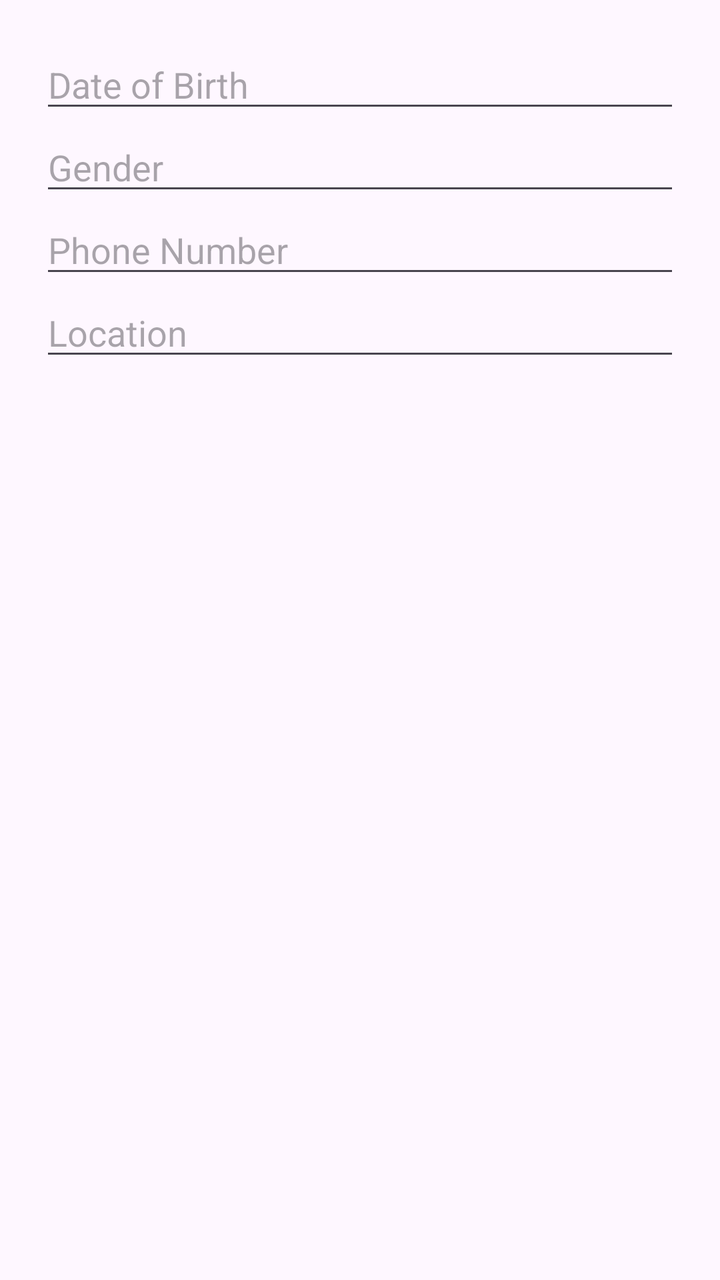
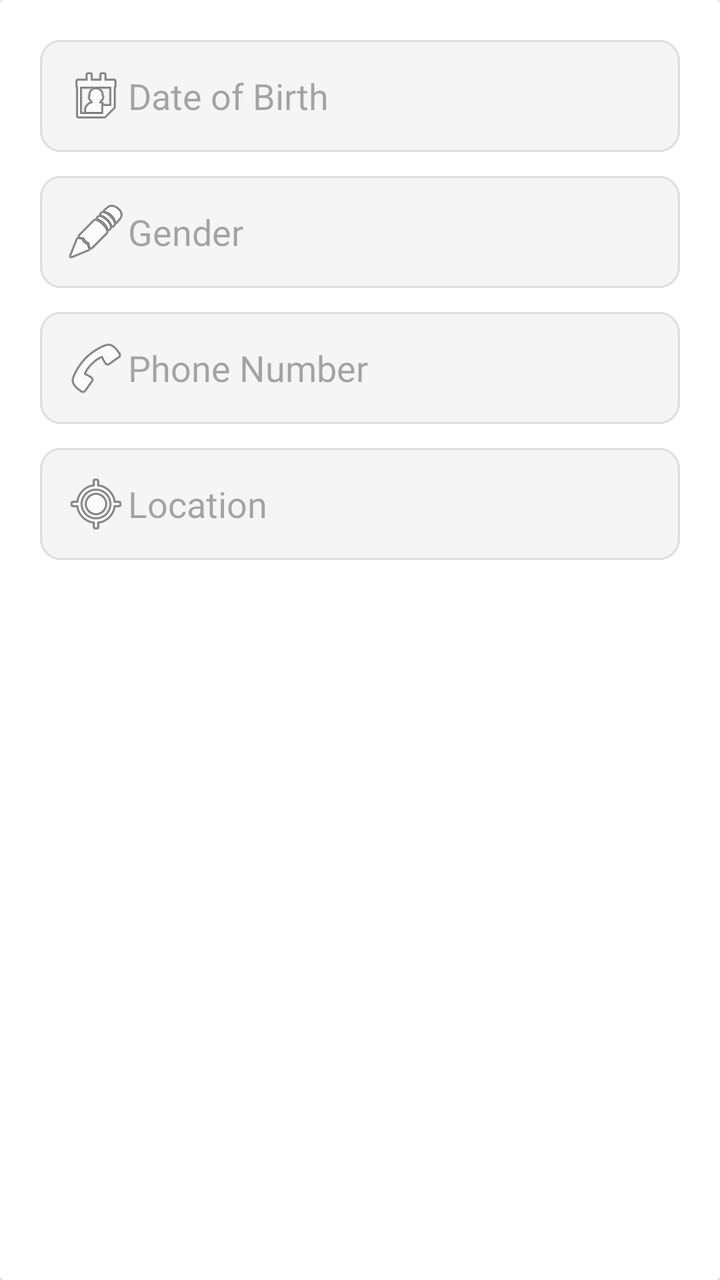

An Android layout rendered at two revisions. The XML below is the earlier revision; the diff shows what the commit changed to produce the second picture.
<!-- AndroidManifest.xml: application theme Theme.FutureFit -->
<!-- res/layout/dialog_edit_personal.xml -->
<LinearLayout xmlns:android="http://schemas.android.com/apk/res/android"
    android:orientation="vertical" android:padding="20dp"
    android:layout_width="match_parent" android:layout_height="wrap_content">

    <EditText android:id="@+id/editDateOfBirth"
        android:hint="Date of Birth" android:focusable="false"
        android:layout_width="match_parent" android:layout_height="wrap_content"/>

    <EditText android:id="@+id/editGender"
        android:hint="Gender" android:layout_width="match_parent"
        android:layout_height="wrap_content"/>

    <EditText android:id="@+id/editPhone"
        android:hint="Phone Number" android:inputType="phone"
        android:layout_width="match_parent" android:layout_height="wrap_content"/>

    <EditText android:id="@+id/editLocation"
        android:hint="Location" android:layout_width="match_parent"
        android:layout_height="wrap_content"/>
</LinearLayout>
<!-- resources referenced by this layout -->
<resources>
  <style name="Theme.FutureFit" parent="Base.Theme.FutureFit" />
  <style name="Base.Theme.FutureFit" parent="Theme.Material3.DayNight.NoActionBar">
          
          
      </style>
</resources>

<!-- the commit's change to res/layout/dialog_edit_personal.xml (unified diff, before → after) -->
@@ -1,20 +1,66 @@
-<LinearLayout xmlns:android="http://schemas.android.com/apk/res/android"
-    android:orientation="vertical" android:padding="20dp"
-    android:layout_width="match_parent" android:layout_height="wrap_content">
+<?xml version="1.0" encoding="utf-8"?>
+<androidx.cardview.widget.CardView xmlns:android="http://schemas.android.com/apk/res/android"
+    xmlns:card_view="http://schemas.android.com/apk/res-auto"
+    android:layout_width="match_parent"
+    android:layout_height="wrap_content"
+    android:layout_margin="16dp"
+    card_view:cardElevation="6dp"
+    android:background="#FFFFFF">
 
-    <EditText android:id="@+id/editDateOfBirth"
-        android:hint="Date of Birth" android:focusable="false"
-        android:layout_width="match_parent" android:layout_height="wrap_content"/>
+    <LinearLayout
+        android:layout_width="match_parent"
+        android:layout_height="wrap_content"
+        android:orientation="vertical"
+        android:padding="20dp">
 
-    <EditText android:id="@+id/editGender"
-        android:hint="Gender" android:layout_width="match_parent"
-        android:layout_height="wrap_content"/>
+        
+        <EditText
+            android:id="@+id/editDateOfBirth"
+            android:layout_width="match_parent"
+            android:layout_height="wrap_content"
+            android:hint="Date of Birth"
+            android:drawableStart="@android:drawable/ic_menu_my_calendar"
+            android:focusable="false"
+            android:clickable="true"
+            android:inputType="none"
+            android:background="@drawable/edit_text_background"
+            android:padding="12dp"
+            android:layout_marginBottom="12dp" />
 
-    <EditText android:id="@+id/editPhone"
-        android:hint="Phone Number" android:inputType="phone"
-        android:layout_width="match_parent" android:layout_height="wrap_content"/>
+        
+        <EditText
+            android:id="@+id/editGender"
+            android:layout_width="match_parent"
+            android:layout_height="wrap_content"
+            android:hint="Gender"
+            android:drawableStart="@android:drawable/ic_menu_edit"
+            android:inputType="textPersonName"
+            android:background="@drawable/edit_text_background"
+            android:padding="12dp"
+            android:layout_marginBottom="12dp" />
 
-    <EditText android:id="@+id/editLocation"
-        android:hint="Location" android:layout_width="match_parent"
-        android:layout_height="wrap_content"/>
-</LinearLayout>
+        
+        <EditText
+            android:id="@+id/editPhone"
+            android:layout_width="match_parent"
+            android:layout_height="wrap_content"
+            android:hint="Phone Number"
+            android:drawableStart="@android:drawable/ic_menu_call"
+            android:inputType="phone"
+            android:background="@drawable/edit_text_background"
+            android:padding="12dp"
+            android:layout_marginBottom="12dp" />
+
+        
+        <EditText
+            android:id="@+id/editLocation"
+            android:layout_width="match_parent"
+            android:layout_height="wrap_content"
+            android:hint="Location"
+            android:drawableStart="@android:drawable/ic_menu_mylocation"
+            android:inputType="textPostalAddress"
+            android:background="@drawable/edit_text_background"
+            android:padding="12dp" />
+
+    </LinearLayout>
+</androidx.cardview.widget.CardView>
<!-- resource entries referenced after the edit -->
@@ -1,5 +1,12 @@
 <!-- resources referenced by this layout -->
 <resources>
+  <!-- drawable edit_text_background (drawable) -->
+  <?xml version="1.0" encoding="utf-8"?>
+  <shape xmlns:android="http://schemas.android.com/apk/res/android">
+      <solid android:color="#F5F5F5"/>
+      <corners android:radius="10dp"/>
+      <stroke android:width="1dp" android:color="#DDDDDD"/>
+  </shape>
   <style name="Theme.FutureFit" parent="Base.Theme.FutureFit" />
   <style name="Base.Theme.FutureFit" parent="Theme.Material3.DayNight.NoActionBar">
           
